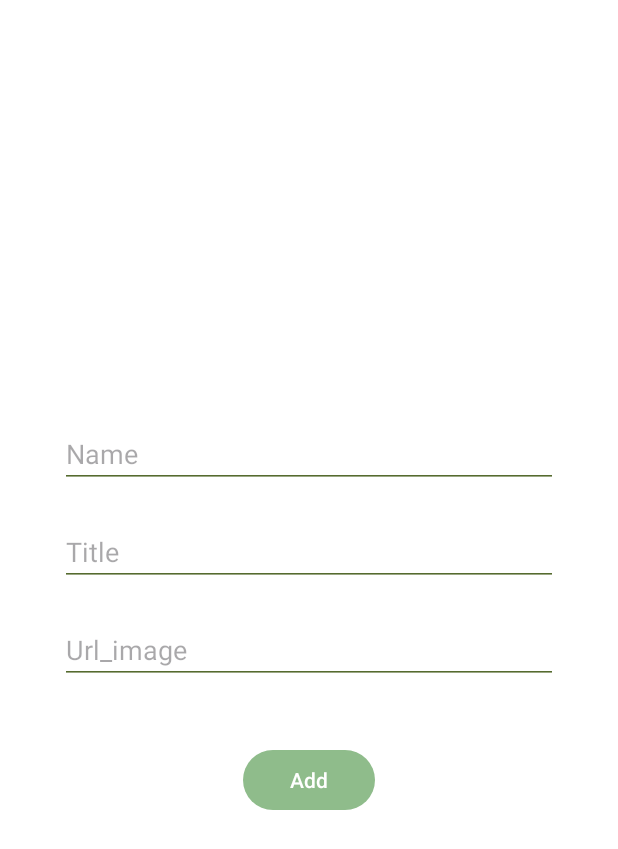
After one commit to Demithier01/Cactus, an Android app: the AddDataFragment screen opened through its navigation route, on a phone screen of 412 x 824 dp. The commit adds this screen. Shown: the top 849 px of the screen. Run offline under Robolectric (Android 15) with nearby library versions, the phone set to English and light mode, and no system bars.

Commit message:
Add a Detail page and an AddData page for adding information(update)

```diff
--- a/app/build.gradle.kts
+++ b/app/build.gradle.kts
@@ -50,7 +50,7 @@ dependencies {
     implementation("com.google.android.material:material:1.11.0")
     implementation ("androidx.compose.material3:material3:1.1.2")
     implementation("androidx.constraintlayout:constraintlayout:2.1.4")
-    implementation("com.google.firebase:firebase-auth:22.3.0")
+    implementation("com.google.firebase:firebase-auth:22.3.1")
     implementation("com.google.firebase:firebase-database:20.3.0")
     implementation("com.google.firebase:firebase-storage:20.3.0")
     testImplementation("junit:junit:4.13.2")
@@ -73,8 +73,8 @@ dependencies {
     //Picasso
     implementation("com.squareup.picasso:picasso:2.71828")
 
-    implementation ("com.squareup.okhttp3:okhttp:4.9.1")
-    implementation ("com.google.code.gson:gson:2.8.8")
+    implementation ("com.squareup.okhttp3:okhttp:4.12.0")
+    implementation ("com.google.code.gson:gson:2.10.1")
 
     implementation("org.jetbrains.kotlinx:kotlinx-coroutines-core:1.7.3")
     implementation("org.jetbrains.kotlinx:kotlinx-coroutines-android:1.7.3")
--- /dev/null
+++ b/app/src/main/java/com/example/cactus/AddDataFragment.kt
@@ -0,0 +1,47 @@
+package com.example.cactus
+
+import android.os.Bundle
+import androidx.fragment.app.Fragment
+import android.view.LayoutInflater
+import android.view.View
+import android.view.ViewGroup
+import android.widget.Toast
+import androidx.lifecycle.ViewModelProvider
+import androidx.navigation.fragment.findNavController
+import com.example.cactus.api.RetrofitInstance
+import com.example.cactus.api.SpeciesService
+import com.example.cactus.databinding.FragmentAddDataBinding
+import com.example.cactus.model.SpeciesItem
+
+class AddDataFragment : Fragment() {
+    private lateinit var binding: FragmentAddDataBinding
+    private lateinit var viewModel: RetrofitViewModel
+    override fun onCreateView(
+        inflater: LayoutInflater, container: ViewGroup?,
+        savedInstanceState: Bundle?
+    ): View {
+        binding = FragmentAddDataBinding.inflate(inflater, container, false)
+
+        val speciesService = RetrofitInstance.getRetrofitInstance().create(SpeciesService::class.java)
+        val viewModelFactory = SpeciesServiceFactory(speciesService)
+//        viewModel = ViewModelProvider(requireActivity(), viewModelFactory).get(RetrofitViewModel::class.java)
+        val sharedViewModel = ViewModelProvider(requireActivity(), viewModelFactory).get(RetrofitViewModel::class.java)
+
+        binding.btnAdd.setOnClickListener {
+            val name = binding.addName.text.toString()
+            val title = binding.addTitle.text.toString()
+            val imageUrl = binding.addUrlImg.text.toString()
+
+            if (name.isNotEmpty() && title.isNotEmpty() && imageUrl.isNotEmpty()) {
+                val newSpeciesItem = SpeciesItem(name, title, imageUrl)
+                sharedViewModel.createData(newSpeciesItem)
+
+                // Navigate back to RetrofitFragment
+                findNavController().popBackStack()
+            } else {
+                Toast.makeText(requireContext(), "Please fill in all fields", Toast.LENGTH_SHORT).show()
+            }
+        }
+        return binding.root
+    }
+}
--- a/app/src/main/java/com/example/cactus/RetrofitFragment.kt
+++ b/app/src/main/java/com/example/cactus/RetrofitFragment.kt
@@ -20,21 +20,32 @@ import java.util.Locale
 class RetrofitFragment : Fragment() {
     private lateinit var binding: FragmentRetrofitBinding
     private lateinit var viewModel: RetrofitViewModel
+    private lateinit var adapterSpecies : SpeciesAdapter
 
     override fun onCreateView(inflater: LayoutInflater, container: ViewGroup?, savedInstanceState: Bundle?): View {
         binding = FragmentRetrofitBinding.inflate(inflater, container, false)
         // Create the Retrofit instance and the SpeciesService
         val retrofit = RetrofitInstance.getRetrofitInstance()
         val speciesService = retrofit.create(SpeciesService::class.java)
-
         // Create the ViewModel with the SpeciesServiceFactory
         val viewModelFactory = SpeciesServiceFactory(speciesService)
         viewModel = ViewModelProvider(this, viewModelFactory).get(RetrofitViewModel::class.java)
-
         viewModel.speciesList.observe(viewLifecycleOwner, Observer { speciesList ->
+            adapterSpecies = SpeciesAdapter(speciesList) {type ->
+                val bundle = Bundle()
+                bundle.putParcelable("id",type)
+                findNavController().navigate(R.id.action_retrofitFragment_to_detailFragment,bundle)
+            }
+            binding.rvRetrofit.adapter = adapterSpecies
             updateUI(speciesList)
         })
-        binding.add.setOnClickListener {
+
+        val sharedViewModel = ViewModelProvider(requireActivity(), viewModelFactory).get(RetrofitViewModel::class.java)
+        sharedViewModel.speciesList.observe(viewLifecycleOwner, Observer { updatedSpeciesList ->
+            updateUI(updatedSpeciesList)
+        })
+
+        binding.buttonAdd.setOnClickListener {
             findNavController().navigate(R.id.action_retrofitFragment_to_addDataFragment)
         }
 
@@ -45,12 +56,6 @@ class RetrofitFragment : Fragment() {
         super.onViewCreated(view, savedInstanceState)
         viewModel.fetchData()
 
-//        viewModel.updateData()
-//        viewModel.createData(SpeciesItem(
-//            "",
-//            "",
-//            "" ))
-//        viewModel.deleteData("")
 
         binding.search.setOnQueryTextListener(object :androidx.appcompat.widget.SearchView.OnQueryTextListener{
             override fun onQueryTextSubmit(query: String?): Boolean {
@@ -63,25 +68,30 @@ class RetrofitFragment : Fragment() {
             }
 
         })
+
     }
     private fun updateUI(speciesList: List<SpeciesItem>) {
         binding.rvRetrofit.apply {
             setHasFixedSize(true)
             layoutManager = LinearLayoutManager(this.context)
-            adapter = SpeciesAdapter(speciesList)
+            adapter = adapterSpecies
         }
     }
-    private fun checkList(query: String?){
+    private fun checkList(query: String?) {
         viewModel.speciesList.observe(viewLifecycleOwner, Observer { type ->
-            val checkedList = type.filter { it.name!!.lowercase(Locale.ROOT)
-                .contains(query?.lowercase(Locale.ROOT) ?: "") }
+            val checkedList = type.filter { it.name!!.lowercase(Locale.ROOT).contains(query?.lowercase(Locale.ROOT) ?: "") }
             if (checkedList.isEmpty()) {
                 Toast.makeText(requireContext(), "No Data found", Toast.LENGTH_SHORT).show()
             } else {
-                (binding.rvRetrofit.adapter as SpeciesAdapter).setCheckedList(checkedList)
+                adapterSpecies.setCheckedList(checkedList)
             }
         })
     }
+}
 
-
-}
+//        viewModel.updateData(SpeciesItem(null,null,null))
+//        viewModel.createData(SpeciesItem(
+//            "",
+//            "",
+//            "" ))
+//        viewModel.deleteData("")
--- a/app/src/main/java/com/example/cactus/SpeciesServiceFactory.kt
+++ b/app/src/main/java/com/example/cactus/SpeciesServiceFactory.kt
@@ -6,6 +6,11 @@ import com.example.cactus.api.SpeciesService
 
 class SpeciesServiceFactory(private val speciesService: SpeciesService) : ViewModelProvider.Factory {
     override fun <T : ViewModel> create(modelClass: Class<T>): T {
-        return RetrofitViewModel(speciesService) as T
+//        return RetrofitViewModel(speciesService) as T
+//    }
+        if (modelClass.isAssignableFrom(RetrofitViewModel::class.java)) {
+            return RetrofitViewModel(speciesService) as T
+        }
+        throw IllegalArgumentException("Unknown ViewModel class")
     }
 }
--- a/app/src/main/java/com/example/cactus/api/SpeciesService.kt
+++ b/app/src/main/java/com/example/cactus/api/SpeciesService.kt
@@ -12,7 +12,6 @@ import retrofit2.http.Path
 interface SpeciesService {
     @GET("/cactus/.json")
     fun getSpecies(): Call<Map<String, SpeciesItem>>
-
     @PATCH("/cactus/{id}.json")
     fun updateSpecies(@Path("id") id: String, @Body speciesItem: SpeciesItem): Call<SpeciesItem>
 
--- a/app/src/main/java/com/example/cactus/model/SpeciesItem.kt
+++ b/app/src/main/java/com/example/cactus/model/SpeciesItem.kt
@@ -1,12 +1,15 @@
 package com.example.cactus.model
 
+import android.os.Parcelable
 import com.google.gson.annotations.SerializedName
+import kotlinx.android.parcel.Parcelize
 
+@Parcelize
 data class SpeciesItem (
     @SerializedName("name") val name: String? = null,
     @SerializedName("title") val title : String? = null,
     @SerializedName("image_url") val imageUrl : String? = null
-)
+): Parcelable
 
 class Species: ArrayList<SpeciesItem>() {
 }
--- /dev/null
+++ b/app/src/main/res/layout/fragment_add_data.xml
@@ -0,0 +1,51 @@
+<?xml version="1.0" encoding="utf-8"?>
+<FrameLayout xmlns:android="http://schemas.android.com/apk/res/android"
+    xmlns:tools="http://schemas.android.com/tools"
+    android:layout_width="match_parent"
+    android:layout_height="match_parent"
+    tools:context=".AddDataFragment">
+
+    <LinearLayout
+        android:layout_width="match_parent"
+        android:layout_height="match_parent"
+        android:orientation="vertical"
+        android:gravity="center_vertical">
+        <EditText
+            android:id="@+id/add_name"
+            android:layout_width="match_parent"
+            android:layout_height="wrap_content"
+            android:hint="Name"
+            android:backgroundTint="@color/colorDarkOliveGreen"
+            android:layout_marginStart="40dp"
+            android:layout_marginEnd="40dp"/>
+
+        <EditText
+            android:id="@+id/add_title"
+            android:layout_width="match_parent"
+            android:layout_height="wrap_content"
+            android:layout_marginStart="40dp"
+            android:layout_marginTop="20dp"
+            android:layout_marginEnd="40dp"
+            android:backgroundTint="@color/colorDarkOliveGreen"
+            android:hint="Title" />
+        <EditText
+            android:id="@+id/add_urlImg"
+            android:layout_width="match_parent"
+            android:layout_height="wrap_content"
+            android:hint="Url_image"
+            android:backgroundTint="@color/colorDarkOliveGreen"
+            android:layout_marginTop="20dp"
+            android:layout_marginStart="40dp"
+            android:layout_marginEnd="40dp"/>
+        <Button
+            android:id="@+id/btnAdd"
+            android:layout_width="wrap_content"
+            android:layout_height="wrap_content"
+            android:text="Add"
+            android:layout_gravity="center"
+            android:layout_marginTop="40dp"/>
+
+
+    </LinearLayout>
+
+</FrameLayout>
--- a/app/src/main/res/navigation/nav_graph.xml
+++ b/app/src/main/res/navigation/nav_graph.xml
@@ -11,8 +11,20 @@
         android:label="fragment_retrofit"
         tools:layout="@layout/fragment_retrofit" >
         <action
+            android:id="@+id/action_retrofitFragment_to_detailFragment"
+            app:destination="@id/detailFragment" />
+        <action
             android:id="@+id/action_retrofitFragment_to_addDataFragment"
             app:destination="@id/addDataFragment" />
+    </fragment>
+    <fragment
+        android:id="@+id/detailFragment"
+        android:name="com.example.cactus.DetailFragment"
+        android:label="fragment_detail"
+        tools:layout="@layout/fragment_detail" >
+        <action
+            android:id="@+id/action_detailFragment_to_retrofitFragment"
+            app:destination="@id/retrofitFragment" />
     </fragment>
     <fragment
         android:id="@+id/addDataFragment"
--- a/build.gradle.kts
+++ b/build.gradle.kts
@@ -5,6 +5,7 @@ buildscript {
     }
     repositories{
         google()
+        mavenCentral()
     }
 }
 // Top-level build file where you can add configuration options common to all sub-projects/modules.
```
Also changed, not shown: app/src/main/java/com/example/cactus/RetrofitViewModel.kt (+44 -43 lines), app/src/main/java/com/example/cactus/view/SpeciesAdapter.kt (+17 -20 lines), app/src/main/res/drawable/ic_add.xml (added, +12 -0 lines), app/src/main/res/drawable/ic_img_error.xml (added, +9 -0 lines), app/src/main/res/drawable/icon_add.xml (deleted, +0 -14 lines), app/src/main/res/layout/fragment_retrofit.xml (+6 -4 lines), app/src/main/res/layout/retrofit_item.xml (+11 -9 lines), app/src/main/res/drawable/image.png (added), 1 other file.
